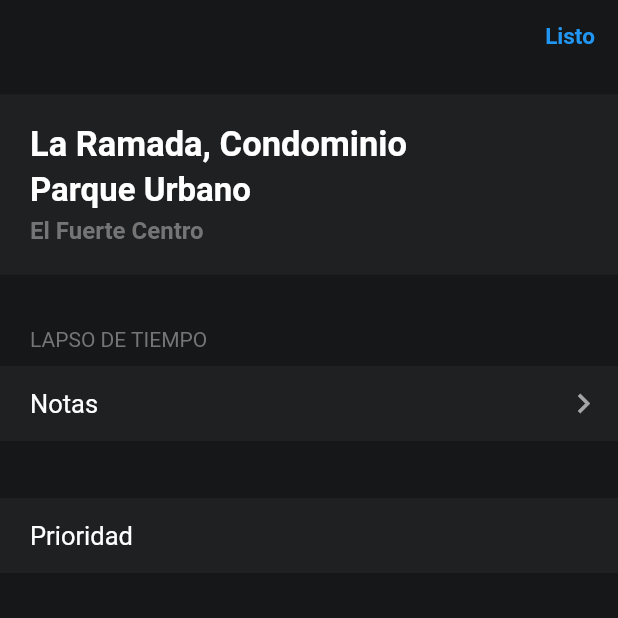
After one commit to lrlucas/flutter_road_circuit, a Flutter app: the EditDirectionPage screen opened by its route, on a phone screen of 412 x 824 dp, the top half of it. The commit adds this screen. Run offline on Flutter 3.47's test engine with Material 2 defaults, Android fonts, the phone set to English and light mode, and no system bars; our stand-ins replace google_maps_flutter.

Commit message:
added new page

```diff
--- a/lib/main.dart
+++ b/lib/main.dart
@@ -1,6 +1,7 @@
 import 'package:flutter/material.dart';
 import 'package:flutter/services.dart';
 import 'package:flutter_road_circuit/pages/add_stops_page.dart';
+import 'package:flutter_road_circuit/pages/edit_direction_page.dart';
 import 'package:flutter_road_circuit/pages/home_page.dart';
 import 'package:flutter_road_circuit/theme/custom_theme.dart';
 import 'package:flutter_road_circuit/pages/start_end_route_page.dart';
@@ -26,6 +27,7 @@ class MyApp extends StatelessWidget {
         '/': (context) => HomePage(),
         '/start-end-page': (context) => StartEndRoutePage(),
         '/add-stops-page': (context) => AddStopsPage(),
+        '/edit-direction': (context) => EditDirectionPage(),
       },
     );
   }
--- /dev/null
+++ b/lib/pages/edit_direction_page.dart
@@ -0,0 +1,156 @@
+import 'package:flutter/material.dart';
+
+class EditDirectionPage extends StatelessWidget {
+  @override
+  Widget build(BuildContext context) {
+    final size = MediaQuery.of(context).size;
+    return Scaffold(
+      backgroundColor: Theme.of(context).backgroundColor,
+      body: SafeArea(
+        child: Column(
+          children: [
+            Row(
+              mainAxisAlignment: MainAxisAlignment.end,
+              children: [
+                TextButton(
+                  child: Text(
+                    'Listo',
+                    style: TextStyle(
+                      fontSize: 15.0,
+                      fontWeight: FontWeight.bold
+                    ),
+                  ),
+                  onPressed: () {
+                    Navigator.pop(context);
+                  },
+                )
+              ],
+            ),
+
+            // body
+            Padding(
+              padding: EdgeInsets.only(top: 15.0),
+              child: Container(
+                width: size.width,
+                height: 120.0,
+                color: Theme.of(context).dialogBackgroundColor,
+                child: Padding(
+                  padding: EdgeInsets.only(top: 20.0, bottom: 20.0, left: 20.0),
+                  child: Column(
+                    mainAxisAlignment: MainAxisAlignment.spaceBetween,
+                    children: [
+                      Row(
+                        children: [
+                          Text(
+                            'La Ramada, Condominio',
+                            style: TextStyle(
+                              fontWeight: FontWeight.bold,
+                              fontSize: 23.0,
+                              color: Theme.of(context).primaryTextTheme.bodyText1.color
+                            )
+                          ),
+                        ],
+                      ),
+                      Row(
+                        children: [
+                          Text(
+                            'Parque Urbano',
+                            style: TextStyle(
+                              fontWeight: FontWeight.bold,
+                              fontSize: 22.0,
+                              color: Theme.of(context).primaryTextTheme.bodyText1.color
+                            )
+                          ),
+                        ],
+                      ),
+                      Row(
+                        children: [
+                          Text(
+                            'El Fuerte Centro',
+                            style: TextStyle(
+                              fontWeight: FontWeight.bold,
+                              fontSize: 16.0,
+                              color: Theme.of(context).primaryTextTheme.bodyText2.color
+                            )
+                          ),
+                        ],
+                      ),
+                    ],
+
+                  ),
+                ),
+              ),
+            ),
+
+            Padding(
+              padding: EdgeInsets.only(top: 35.0, bottom: 10.0),
+              child: Row(
+                children: [
+                  Padding(
+                    padding: EdgeInsets.only(left: 20.0),
+                    child: Text(
+                      'LAPSO DE TIEMPO',
+                      style: TextStyle(
+                        color: Theme.of(context).primaryTextTheme.bodyText2.color
+                      ),
+                    ),
+                  )
+                ],
+              ),
+            ),
+
+            Container(
+              width: size.width,
+              height: 50.0,
+              color: Theme.of(context).dialogBackgroundColor,
+              child: Row(
+                children: [
+                  Padding(
+                    padding: EdgeInsets.only(left: 20.0),
+                    child: Text(
+                      'Notas',
+                      style: TextStyle(
+                        fontSize: 17.0,
+                        color: Theme.of(context).primaryTextTheme.bodyText1.color
+                      ),
+                    ),
+                  ),
+                  Spacer(),
+                  Padding(
+                    padding: EdgeInsets.only(right: 10.0),
+                    child: Icon(Icons.navigate_next, size: 26.0,)
+                  )
+                ],
+              ),
+            ),
+
+
+            Padding(
+              padding: EdgeInsets.only(top: 38.0),
+              child: Container(
+                width: size.width,
+                height: 50.0,
+                color: Theme.of(context).dialogBackgroundColor,
+                child: Row(
+                  children: [
+                    Padding(
+                    padding: EdgeInsets.only(left: 20.0),
+                    child: Text(
+                      'Prioridad',
+                      style: TextStyle(
+                        fontSize: 17.0,
+                        color: Theme.of(context).primaryTextTheme.bodyText1.color
+                      ),
+                    ),
+                  )
+                  ],
+                ),
+              ),
+            )
+
+          ],
+        ),
+      ),
+    );
+  }
+}
--- a/lib/pages/home_page.dart
+++ b/lib/pages/home_page.dart
@@ -2,6 +2,7 @@ import 'package:flutter/cupertino.dart';
 import 'package:flutter/material.dart';
 import 'package:flutter/scheduler.dart';
 import 'package:flutter_road_circuit/helpers/helpers.dart';
+import 'package:flutter_road_circuit/pages/edit_direction_page.dart';
 import 'package:flutter_road_circuit/widgets/custom_cupertino_action_sheeet.dart';
 import 'package:flutter_road_circuit/widgets/custom_semi_input.dart';
 import 'package:flutter_road_circuit/pages/start_end_route_page.dart';
@@ -199,7 +200,6 @@ class _HomePageState extends State<HomePage> {
                                                         Size(50, 30))),
                                             onPressed: () {
                                               showCupertinoModalPopup(
-
                                                 context: context,
                                                 builder: (BuildContext context) => CustomCupertinoActionSheet());
                                             },
@@ -266,7 +266,11 @@ class _HomePageState extends State<HomePage> {
 
                     Column(
                       children: [
-                        Row(
+                        InkResponse(
+                          onTap: () {
+                            Navigator.pushNamed(context, '/edit-direction');
+                          },
+                          child: Row(
                             children: [
                               Padding(
                                 padding: EdgeInsets.only(
@@ -285,6 +289,7 @@ class _HomePageState extends State<HomePage> {
                                 ),
                               )
                             ],
+                          ),
                         ),
                         Container(
                             height: 30,
```
Lines whose indentation alone changed are shown as unchanged.
